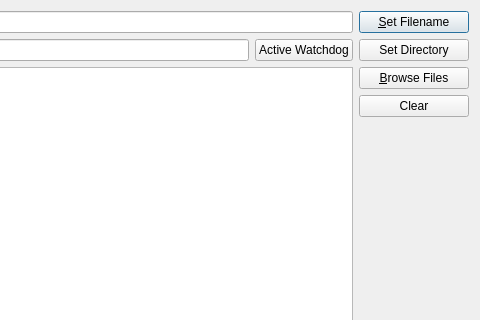
Before: the Qt Designer form ui/batch_dialog.ui in knipe1/oes-spa, drawn with Qt 5; both pictures show x 158 to 638 and y 0 to 320 of the 638 by 850 pixel window.
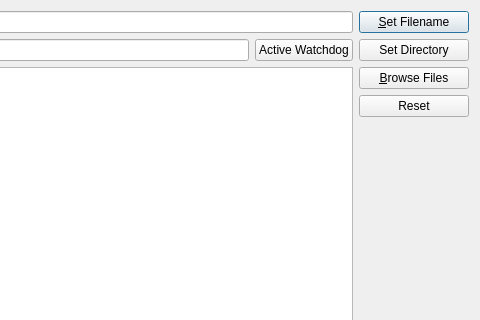
After: the same form once the commit is applied. Icons and pictures are not drawn. Custom widgets are drawn as their Qt base class.

What changed in the file:
```diff
--- a/ui/batch_dialog.ui
+++ b/ui/batch_dialog.ui
@@ -142,7 +142,7 @@
           <bool>true</bool>
          </property>
          <property name="text">
-          <string>Clear</string>
+          <string>Reset</string>
          </property>
          <attribute name="buttonGroup">
           <string notr="true">BtnFileaction</string>
```
Left out of the diff: 4 changed lines with no effect on the pictures.
